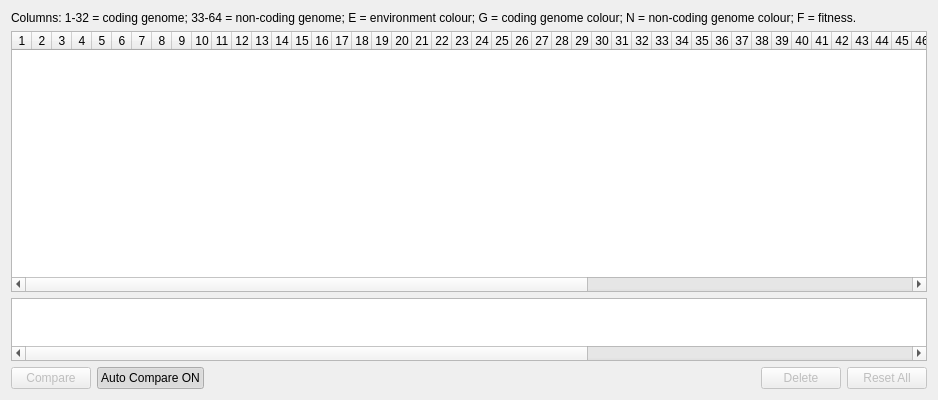
Before: the Qt Designer form revosim/genomecomparison.ui in palaeoware/revosim, drawn with Qt 5.
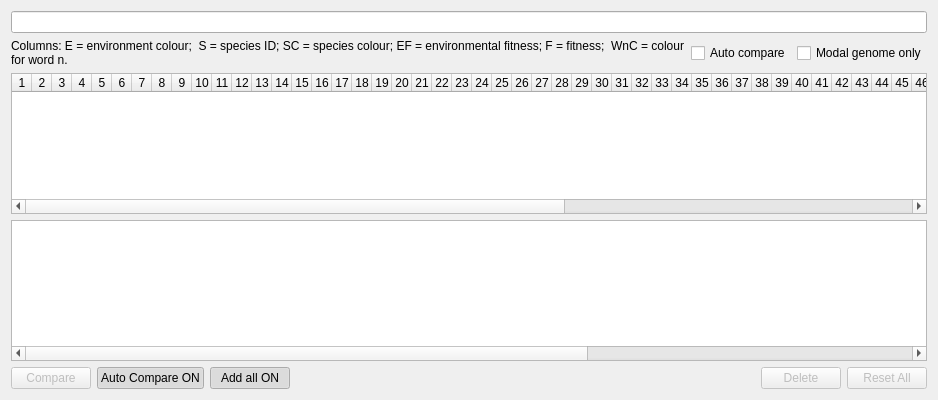
After: the same form once the commit is applied.

The edit to the form file:
```diff
--- a/revosim/genomecomparison.ui
+++ b/revosim/genomecomparison.ui
@@ -13,16 +13,53 @@
   <property name="windowTitle">
    <string>Form</string>
   </property>
-  <layout class="QVBoxLayout" name="verticalLayout" stretch="0,7,1,1">
+  <layout class="QVBoxLayout" name="verticalLayout_2">
    <item>
-    <widget class="QLabel" name="label">
-     <property name="text">
-      <string>Columns: 1-32 = coding genome; 33-64 = non-coding genome; E = environment colour; G = coding genome colour; N = non-coding genome colour; F = fitness.</string>
-     </property>
-     <property name="wordWrap">
-      <bool>true</bool>
-     </property>
-    </widget>
+    <layout class="QHBoxLayout" name="horizontalLayout_2">
+     <item>
+      <widget class="QLineEdit" name="genomeWordsLineEdit"/>
+     </item>
+    </layout>
+   </item>
+   <item>
+    <layout class="QHBoxLayout" name="horizontalLayout_4">
+     <item>
+      <widget class="QLabel" name="label">
+       <property name="text">
+        <string>Columns: E = environment colour;  S = species ID; SC = species colour; EF = environmental fitness; F = fitness;  WnC = colour for word n.</string>
+       </property>
+       <property name="wordWrap">
+        <bool>true</bool>
+       </property>
+      </widget>
+     </item>
+     <item>
+      <widget class="QCheckBox" name="autoCheckbox">
+       <property name="sizePolicy">
+        <sizepolicy hsizetype="Maximum" vsizetype="Fixed">
+         <horstretch>0</horstretch>
+         <verstretch>0</verstretch>
+        </sizepolicy>
+       </property>
+       <property name="text">
+        <string>Auto compare</string>
+       </property>
+      </widget>
+     </item>
+     <item>
+      <widget class="QCheckBox" name="modalOnlyCheckbox">
+       <property name="sizePolicy">
+        <sizepolicy hsizetype="Maximum" vsizetype="Fixed">
+         <horstretch>0</horstretch>
+         <verstretch>0</verstretch>
+        </sizepolicy>
+       </property>
+       <property name="text">
+        <string>Modal genome only</string>
+       </property>
+      </widget>
+     </item>
+    </layout>
    </item>
    <item>
     <widget class="QTableWidget" name="genomeTableWidget">
@@ -33,7 +70,7 @@
       <bool>true</bool>
      </property>
      <property name="columnCount">
-      <number>71</number>
+      <number>74</number>
      </property>
      <attribute name="horizontalHeaderDefaultSectionSize">
       <number>20</number>
@@ -127,6 +164,9 @@
      <column/>
      <column/>
      <column/>
+     <column/>
+     <column/>
+     <column/>
     </widget>
    </item>
    <item>
@@ -256,7 +296,7 @@
     </widget>
    </item>
    <item>
-    <layout class="QHBoxLayout" name="horizontalLayout" stretch="0,0,0,0,0">
+    <layout class="QHBoxLayout" name="horizontalLayout" stretch="0,0,0,0,0,0">
      <property name="sizeConstraint">
       <enum>QLayout::SetMinimumSize</enum>
      </property>
@@ -283,6 +323,19 @@
        </property>
       </widget>
      </item>
+     <item>
+      <widget class="QPushButton" name="allButton">
+       <property name="text">
+        <string>Add all ON</string>
+       </property>
+       <property name="checkable">
+        <bool>true</bool>
+       </property>
+       <property name="checked">
+        <bool>true</bool>
+       </property>
+      </widget>
+     </item>
      <item>
       <spacer name="horizontalSpacer">
        <property name="orientation">
```
Left out of the diff: 24 changed lines with no effect on the pictures.
